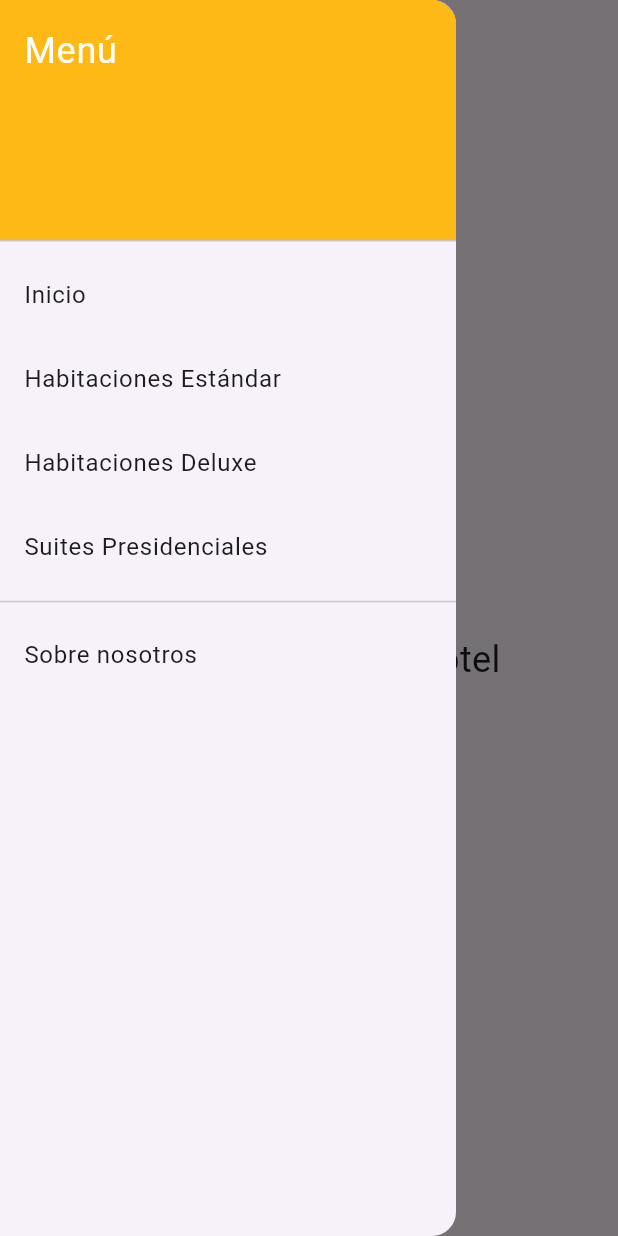
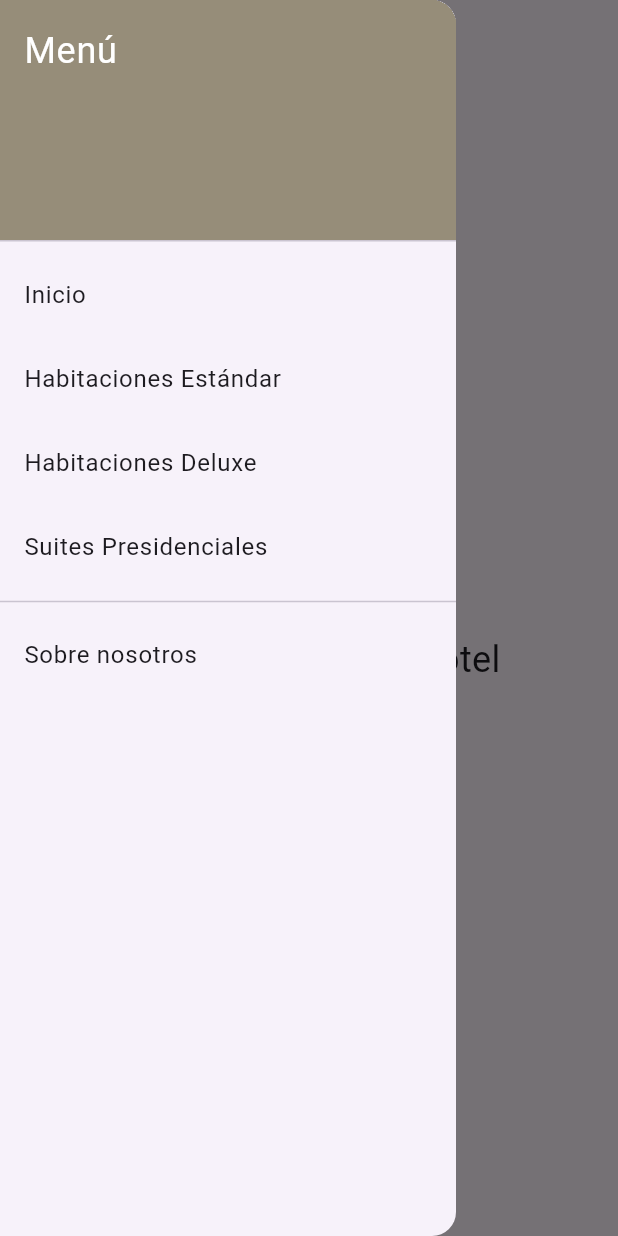
Before and after one commit to alexisesperanza/easy_hotel, a Flutter app: the screen it shows after launch, with the side drawer open, on a phone screen of 412 x 824 dp. Run offline on Flutter 3.47's test engine with Material 3 defaults, Android fonts, the light colour scheme and no system bars.

Commit message:
REORGANIZACION EN BASE A ARQUITECTURA

```diff
--- a/lib/states/main.dart
+++ b/lib/states/main.dart
@@ -1,6 +1,6 @@
 import 'package:flutter/material.dart';
 import 'room.dart';
-import 'data.dart';
+import '../businesslogic/data.dart';
 
 void main() {
   runApp(MaterialApp(
@@ -37,7 +37,7 @@ class _HotelHomePageState extends State<HotelHomePage> {
           children: <Widget>[
             const DrawerHeader(
               decoration: BoxDecoration(
-                color: Color.fromARGB(255, 255, 185, 22),
+                color: Color.fromARGB(255, 150, 141, 121),
               ),
               child: Text(
                 'Menú',
--- a/lib/states/room.dart
+++ b/lib/states/room.dart
@@ -1,5 +1,5 @@
 import 'package:flutter/material.dart';
-import 'data.dart';
+import '../businesslogic/data.dart';
 
 class RoomCategoryPage extends StatelessWidget {
   final String category;
```
Also changed, not shown: lib/businesslogic/data.dart (renamed from lib/states/data.dart).
